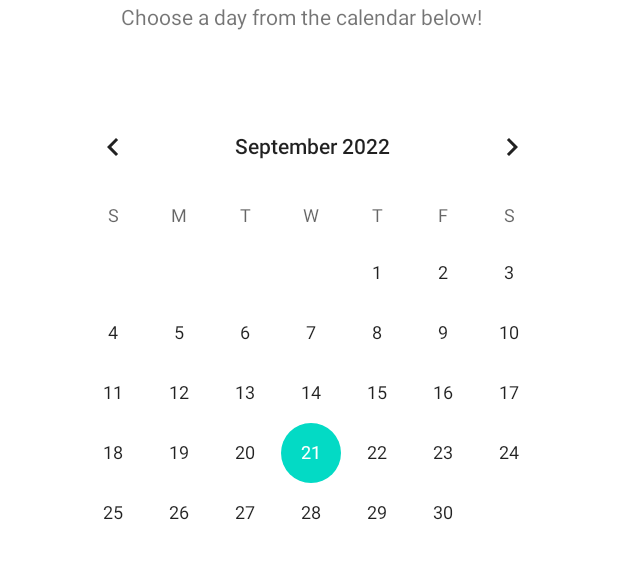
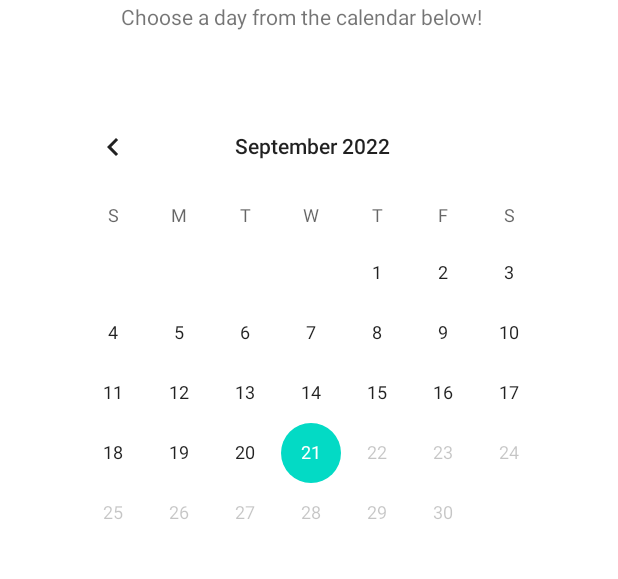
Before and after one commit to damienmiller51/cosc345project, an Android app: the screen it shows after launch (MainActivity), after a tap on "UPDATE", on a phone screen of 412 x 824 dp, the part 212-791 px from its top. Run offline under Robolectric (Android 15) with nearby library versions, the phone set to English and light mode, and no system bars; our stand-ins replace navigation-ui; libraries missing offline, so code that uses them is left out: it.beppi.knoblibrary; plain views replace Knob; 2 statements that could not run were skipped.

Commit message:
Fix bugs associated with clearing data/changing date format and clean up some layouts.

```diff
--- a/app/src/main/java/com/example/cosc345project/HomeFragment.kt
+++ b/app/src/main/java/com/example/cosc345project/HomeFragment.kt
@@ -63,15 +63,20 @@ class HomeFragment : Fragment() {
     override fun onViewCreated(view: View, savedInstanceState: Bundle?) {
         super.onViewCreated(view, savedInstanceState)
 
+        var labelSdf = SimpleDateFormat("dd/MM/yyyy")
+
+        //set the max date on the calendar
+        binding.mainCalendar.maxDate = Date().time
+
         //update the sdf if a setting is found.
         val settings = binding.root.context.getSharedPreferences("settings", MODE_PRIVATE)
         if(settings.contains("format"))
-            sdf = SimpleDateFormat(settings.getString("format", ""))
+            labelSdf = SimpleDateFormat(settings.getString("format", ""))
 
 
         //set the label to the current day
         val sb = StringBuilder()
-        sb.append(getString(R.string.date_label)).append(" ").append(sdf.format(binding.mainCalendar.date))
+        sb.append(getString(R.string.date_label)).append(" ").append(labelSdf.format(binding.mainCalendar.date))
         binding.homeDate.text = sb.toString()
 
         //set the data to what the storage contains
@@ -109,7 +114,7 @@ class HomeFragment : Fragment() {
 
             //build label text
             sb.clear()
-            sb.append(getString(R.string.date_label)).append(" ").append(sdf.format(binding.mainCalendar.date))
+            sb.append(getString(R.string.date_label)).append(" ").append(labelSdf.format(binding.mainCalendar.date))
 
             //format the selected date and update the label accordingly
             binding.homeDate.text = sb.toString()
--- a/app/src/main/java/com/example/cosc345project/SettingsFragment.kt
+++ b/app/src/main/java/com/example/cosc345project/SettingsFragment.kt
@@ -85,7 +85,9 @@ class SettingsFragment : Fragment() {
     fun clearUserData(){
         val sharedPreferencesPath = File(binding.root.context.filesDir.parentFile!!.absolutePath + File.separator + "shared_prefs")
         sharedPreferencesPath.listFiles()?.forEach { file ->
-            binding.root.context.getSharedPreferences(file.nameWithoutExtension, Context.MODE_PRIVATE).edit().clear().apply()
+            //check to make sure the data is date data and not anything else
+            if(file.nameWithoutExtension.length == 8 && file.nameWithoutExtension[4].equals('2'))
+                binding.root.context.getSharedPreferences(file.nameWithoutExtension, Context.MODE_PRIVATE).edit().clear().apply()
         }
     }
 
--- a/app/src/main/res/layout/home_fragment.xml
+++ b/app/src/main/res/layout/home_fragment.xml
@@ -187,7 +187,7 @@
             <androidx.constraintlayout.widget.ConstraintLayout
                 android:id="@+id/input_layout"
                 android:layout_width="349dp"
-                android:layout_height="185dp"
+                android:layout_height="250dp"
                 android:layout_marginStart="35dp"
                 android:layout_marginTop="10dp"
                 android:layout_marginEnd="35dp"
@@ -198,7 +198,7 @@
 
                 <TextView
                     android:id="@+id/home_sleep_data"
-                    android:layout_width="66dp"
+                    android:layout_width="70dp"
                     android:layout_height="33dp"
                     android:layout_marginStart="17dp"
                     android:layout_marginTop="11dp"
@@ -210,7 +210,7 @@
 
                 <TextView
                     android:id="@+id/home_step_data"
-                    android:layout_width="66dp"
+                    android:layout_width="70dp"
                     android:layout_height="33dp"
                     android:layout_marginStart="19dp"
                     android:layout_marginTop="29dp"
@@ -224,7 +224,7 @@
                     android:id="@+id/home_step_button"
                     android:layout_width="82dp"
                     android:layout_height="57dp"
-                    android:layout_marginStart="35dp"
+                    android:layout_marginStart="31dp"
                     android:layout_marginTop="4dp"
                     android:text="@string/home_modify_button"
                     android:textSize="11sp"
@@ -246,7 +246,7 @@
                     android:id="@+id/home_sleep_button"
                     android:layout_width="81dp"
                     android:layout_height="57dp"
-                    android:layout_marginStart="35dp"
+                    android:layout_marginStart="31dp"
                     android:text="@string/home_modify_button"
                     android:textSize="11sp"
                     app:layout_constraintStart_toEndOf="@+id/home_sleep_data"
--- a/app/src/main/res/layout/settings_fragment.xml
+++ b/app/src/main/res/layout/settings_fragment.xml
@@ -33,7 +33,7 @@
         android:layout_width="90dp"
         android:layout_height="53dp"
         android:layout_marginStart="70dp"
-        android:layout_marginTop="7dp"
+        android:layout_marginTop="5dp"
         app:layout_constraintStart_toEndOf="@+id/settings_theme_label"
         app:layout_constraintTop_toBottomOf="@+id/settings_toggle_date" />
 
@@ -62,9 +62,9 @@
     <Button
         android:id="@+id/settings_clear_button"
         android:layout_width="90dp"
-        android:layout_height="55dp"
+        android:layout_height="53dp"
         android:layout_marginStart="97dp"
-        android:layout_marginTop="3dp"
+        android:layout_marginTop="5dp"
         android:text="@string/settings_clear_button"
         android:textSize="12sp"
         app:layout_constraintStart_toEndOf="@+id/settings_clear_label"
```
